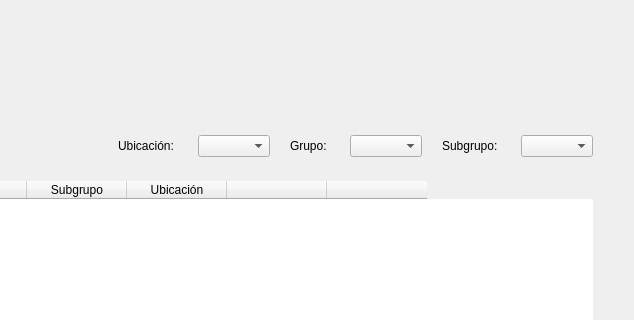
MaxAPBusiness/Blustock, file blustock/ui/screens_uis/stock.ui: the form before one commit; both pictures show x 614 to 1248 and y 0 to 320 of the 1248 by 777 pixel window.
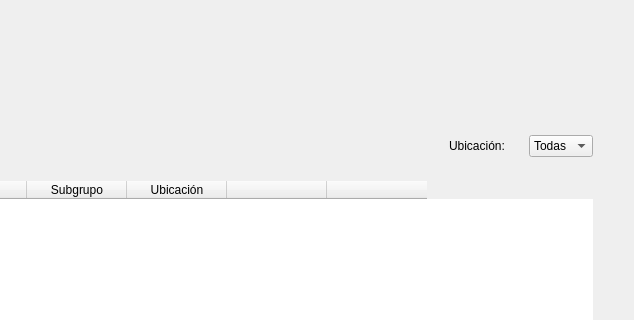
The form after the commit. Icons and pictures are not drawn.

Commit message: Modifique los filtros.

What changed in the file:
```diff
--- a/blustock/ui/screens_uis/stock.ui
+++ b/blustock/ui/screens_uis/stock.ui
@@ -135,28 +135,14 @@
         </widget>
        </item>
        <item>
-        <widget class="QComboBox" name="listaUbi"/>
-       </item>
+        <widget class="QComboBox" name="listaUbi">
        <item>
-        <widget class="QLabel" name="label_4">
          <property name="text">
-          <string>Grupo: </string>
-         </property>
-        </widget>
-       </item>
-       <item>
-        <widget class="QComboBox" name="listaGrupo"/>
-       </item>
-       <item>
-        <widget class="QLabel" name="label_5">
-         <property name="text">
-          <string>Subgrupo: </string>
-         </property>
+           <string>Todas</string>
+          </property>
+         </item>
         </widget>
        </item>
-       <item>
-        <widget class="QComboBox" name="listaSubgrupo"/>
-       </item>
       </layout>
      </item>
      <item>
```
Lines whose indentation alone changed are shown as unchanged. The commit also changes 2 other files.
